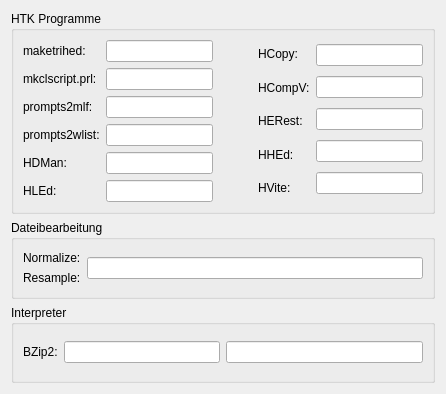
Above: ui/externalprogramms.ui from KDE/simon before the change. Below: the same form after it.
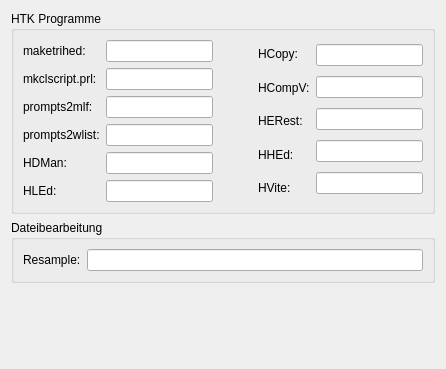
That is the form after the change. Icons and pictures are not drawn.

```diff
--- a/ui/externalprogramms.ui
+++ b/ui/externalprogramms.ui
@@ -6,14 +6,14 @@
     <x>0</x>
     <y>0</y>
     <width>446</width>
-    <height>394</height>
+    <height>369</height>
    </rect>
   </property>
   <property name="windowTitle" >
    <string>Form</string>
   </property>
   <property name="windowIcon" >
-   <iconset resource="../simon.qrc" >:/images/icons/emblem-system.svg</iconset>
+   <iconset resource="../simon.qrc" >:/images/icons/applications-other.svg</iconset>
   </property>
   <layout class="QVBoxLayout" >
    <item>
@@ -208,64 +208,13 @@
      <property name="flat" >
       <bool>true</bool>
      </property>
-     <layout class="QVBoxLayout" >
-      <item>
        <layout class="QHBoxLayout" >
         <item>
-         <layout class="QVBoxLayout" >
-          <item>
-           <widget class="QLabel" name="lbNormalize" >
-            <property name="text" >
-             <string>Normalize:</string>
-            </property>
-            <property name="buddy" >
-             <cstring>leNormalize</cstring>
-            </property>
-           </widget>
-          </item>
-          <item>
-           <widget class="QLabel" name="lbResample" >
+       <widget class="QLabel" name="lbBzip2" >
             <property name="text" >
              <string>Resample:</string>
             </property>
             <property name="buddy" >
-             <cstring>leResample</cstring>
-            </property>
-           </widget>
-          </item>
-         </layout>
-        </item>
-        <item>
-         <widget class="QLineEdit" name="leBzip2" >
-          <property name="text" >
-           <string/>
-          </property>
-         </widget>
-        </item>
-       </layout>
-      </item>
-     </layout>
-    </widget>
-   </item>
-   <item>
-    <widget class="QGroupBox" name="gbInterpreter" >
-     <property name="title" >
-      <string>Interpreter</string>
-     </property>
-     <property name="flat" >
-      <bool>true</bool>
-     </property>
-     <layout class="QVBoxLayout" >
-      <item>
-       <layout class="QHBoxLayout" >
-        <item>
-         <layout class="QHBoxLayout" >
-          <item>
-           <widget class="QLabel" name="label" >
-            <property name="text" >
-             <string>BZip2:</string>
-            </property>
-            <property name="buddy" >
              <cstring>leBzip2</cstring>
             </property>
            </widget>
@@ -278,18 +227,20 @@
            </widget>
           </item>
          </layout>
+    </widget>
         </item>
         <item>
-         <widget class="QLineEdit" name="lePerl" >
-          <property name="text" >
-           <string/>
-          </property>
-         </widget>
-        </item>
-       </layout>
-      </item>
-     </layout>
-    </widget>
+    <spacer>
+     <property name="orientation" >
+      <enum>Qt::Vertical</enum>
+     </property>
+     <property name="sizeHint" >
+      <size>
+       <width>20</width>
+       <height>40</height>
+      </size>
+     </property>
+    </spacer>
    </item>
   </layout>
  </widget>
```
Lines whose indentation alone changed are shown as unchanged.
